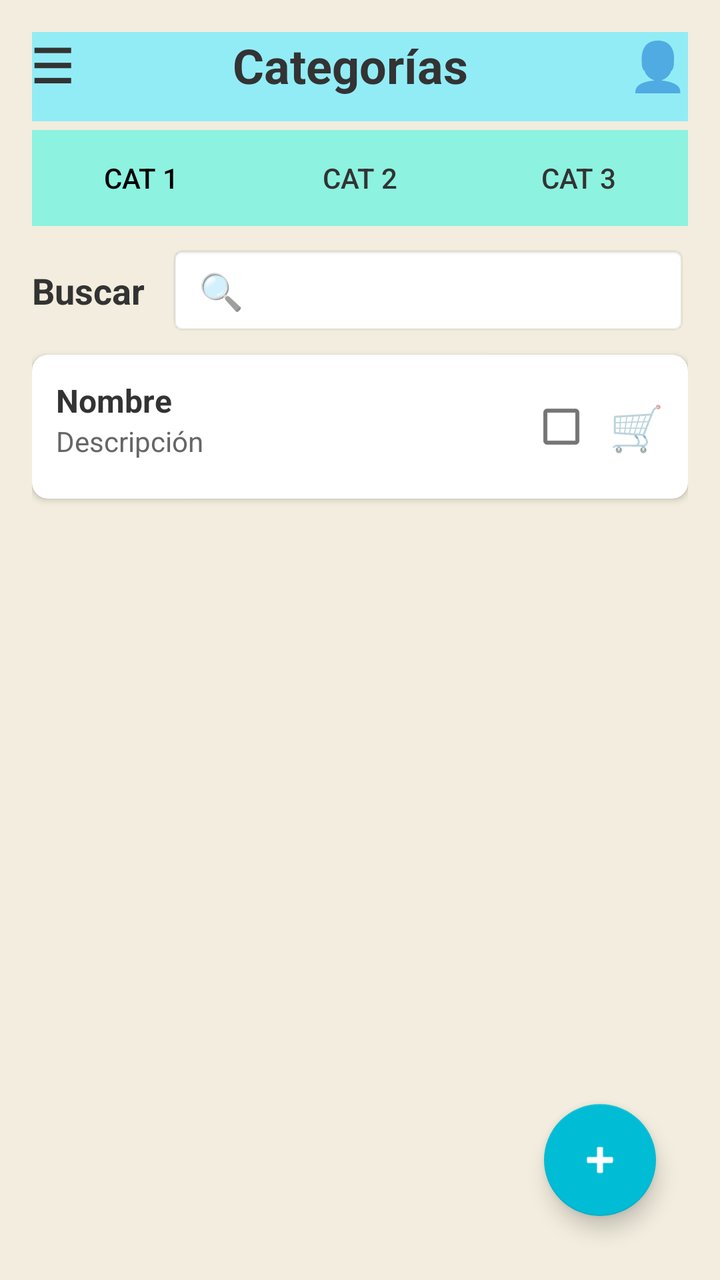
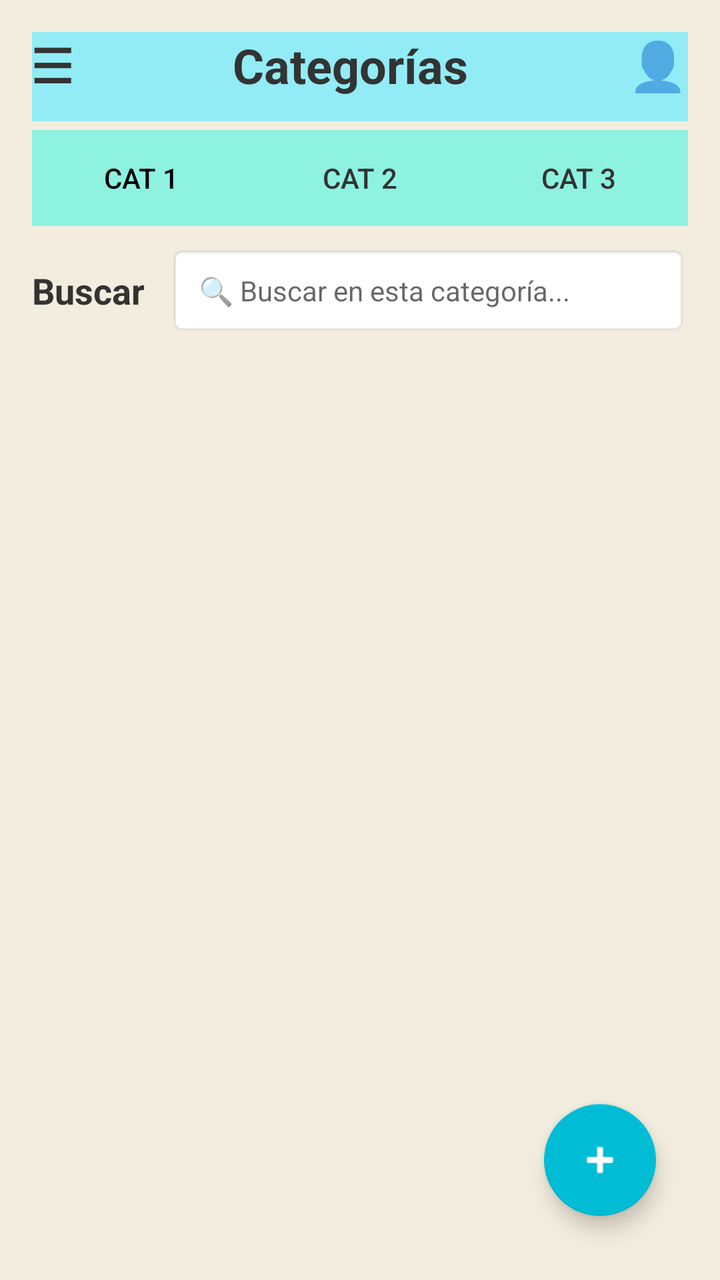

Compare the two renders of this Android layout. The source of the first and the diff that turns it into the second are given below.
<!-- AndroidManifest.xml: application theme Theme.MaterialComponents.DayNight.NoActionBar -->
<!-- res/layout/activity_interfaz_categoria.xml -->
<?xml version="1.0" encoding="utf-8"?>
<androidx.constraintlayout.widget.ConstraintLayout xmlns:android="http://schemas.android.com/apk/res/android"
    xmlns:app="http://schemas.android.com/apk/res-auto"
    android:layout_width="match_parent"
    android:layout_height="match_parent"
    android:padding="16dp"
    android:background="#F2EDDE">

    <View
        android:id="@+id/headerBackground"
        android:layout_width="0dp"
        android:layout_height="0dp"
        android:background="#92ECF6"
        android:layout_marginStart="-16dp"
        android:layout_marginEnd="-16dp"
        android:layout_marginTop="-12dp"
        android:layout_marginBottom="-12dp"
        app:layout_constraintTop_toTopOf="@+id/tvMenu"
        app:layout_constraintBottom_toBottomOf="@+id/tvMenu"
        app:layout_constraintStart_toStartOf="parent"
        app:layout_constraintEnd_toEndOf="parent" />

    <TextView
        android:id="@+id/tvMenu"
        android:layout_width="wrap_content"
        android:layout_height="wrap_content"
        android:text="☰"
        android:textSize="24sp"
        android:textStyle="bold"
        android:textColor="#333333"
        app:layout_constraintStart_toStartOf="parent"
        app:layout_constraintTop_toTopOf="parent" />

    <TextView
        android:id="@+id/tvTitle"
        android:layout_width="wrap_content"
        android:layout_height="wrap_content"
        android:text="Categorías"
        android:textSize="24sp"
        android:textStyle="bold"
        android:textColor="#333333"
        app:layout_constraintBottom_toBottomOf="@+id/tvMenu"
        app:layout_constraintEnd_toStartOf="@+id/tvUser"
        app:layout_constraintStart_toEndOf="@+id/tvMenu"
        app:layout_constraintTop_toTopOf="@+id/tvMenu" />

    <TextView
        android:id="@+id/tvUser"
        android:layout_width="wrap_content"
        android:layout_height="wrap_content"
        android:text="👤"
        android:textSize="24sp"
        app:layout_constraintEnd_toEndOf="parent"
        app:layout_constraintTop_toTopOf="parent" />

    <LinearLayout
        android:background="#8DF2E0"
        android:id="@+id/layoutTabs"
        android:layout_width="match_parent"
        android:layout_height="wrap_content"
        android:layout_marginTop="16dp"
        android:orientation="horizontal"
        app:layout_constraintTop_toBottomOf="@+id/tvMenu">

        
        <Button
            android:id="@+id/btnCat1"
            android:layout_width="0dp"
            android:layout_height="wrap_content"
            android:layout_weight="1"
            android:text="Cat 1"
            android:textColor="#000000"
            android:backgroundTint="#5B73A2"
            style="?android:attr/borderlessButtonStyle"/>

        <Button
            android:id="@+id/btnCat2"
            android:layout_width="0dp"
            android:layout_height="wrap_content"
            android:layout_weight="1"
            android:text="Cat 2"
            android:textColor="#333333"
            android:backgroundTint="#FFFFFF"
            style="?android:attr/borderlessButtonStyle" />

        <Button
            android:id="@+id/btnCat3"
            android:layout_width="0dp"
            android:layout_height="wrap_content"
            android:layout_weight="1"
            android:text="Cat 3"
            android:textColor="#333333"
            android:backgroundTint="#FFFFFF"
            style="?android:attr/borderlessButtonStyle" />
    </LinearLayout>

    <TextView
        android:id="@+id/tvBuscar"
        android:layout_width="wrap_content"
        android:layout_height="wrap_content"
        android:layout_marginTop="20dp"
        android:text="Buscar"
        android:textSize="18sp"
        android:textStyle="bold"
        android:textColor="#333333"
        app:layout_constraintStart_toStartOf="parent"
        app:layout_constraintTop_toBottomOf="@+id/layoutTabs" />

    <EditText
        android:id="@+id/etBuscar"
        android:layout_width="0dp"
        android:layout_height="45dp"
        android:layout_marginStart="12dp"
        android:background="@android:drawable/editbox_background_normal"
        android:hint="🔍"
        android:paddingStart="15dp"
        app:layout_constraintBottom_toBottomOf="@+id/tvBuscar"
        app:layout_constraintEnd_toEndOf="parent"
        app:layout_constraintStart_toEndOf="@+id/tvBuscar"
        app:layout_constraintTop_toTopOf="@+id/tvBuscar" />

    <androidx.cardview.widget.CardView
        android:id="@+id/cardItem"
        android:layout_width="match_parent"
        android:layout_height="wrap_content"
        android:layout_marginTop="20dp"
        app:cardBackgroundColor="#FFFFFF"
        app:cardCornerRadius="8dp"
        app:cardElevation="2dp"
        app:layout_constraintTop_toBottomOf="@+id/tvBuscar">

        <androidx.constraintlayout.widget.ConstraintLayout
            android:layout_width="match_parent"
            android:layout_height="wrap_content"
            android:padding="12dp">

            <TextView
                android:id="@+id/tvNombre"
                android:layout_width="wrap_content"
                android:layout_height="wrap_content"
                android:text="Nombre"
                android:textSize="16sp"
                android:textStyle="bold"
                android:textColor="#333333"
                app:layout_constraintStart_toStartOf="parent"
                app:layout_constraintTop_toTopOf="parent" />

            <TextView
                android:id="@+id/tvDescripcion"
                android:layout_width="wrap_content"
                android:layout_height="wrap_content"
                android:text="Descripción"
                android:textSize="14sp"
                android:textColor="#666666"
                app:layout_constraintStart_toStartOf="parent"
                app:layout_constraintTop_toBottomOf="@+id/tvNombre" />

            <CheckBox
                android:id="@+id/checkBox"
                android:layout_width="wrap_content"
                android:layout_height="wrap_content"
                app:layout_constraintEnd_toStartOf="@+id/tvCart"
                app:layout_constraintTop_toTopOf="parent"
                app:layout_constraintBottom_toBottomOf="parent" />

            <TextView
                android:id="@+id/tvCart"
                android:layout_width="wrap_content"
                android:layout_height="wrap_content"
                android:layout_marginStart="8dp"
                android:text="🛒"
                android:textSize="22sp"
                app:layout_constraintBottom_toBottomOf="parent"
                app:layout_constraintEnd_toEndOf="parent"
                app:layout_constraintTop_toTopOf="parent" />
        </androidx.constraintlayout.widget.ConstraintLayout>
    </androidx.cardview.widget.CardView>

    <com.google.android.material.floatingactionbutton.FloatingActionButton
        android:id="@+id/fabAdd"
        android:layout_width="wrap_content"
        android:layout_height="wrap_content"
        android:layout_margin="16dp"
        app:backgroundTint="#00BCD4"
        app:tint="#FFFFFF"
        app:srcCompat="@android:drawable/ic_input_add"
        android:contentDescription="Agregar"
        app:layout_constraintBottom_toBottomOf="parent"
        app:layout_constraintEnd_toEndOf="parent" />

</androidx.constraintlayout.widget.ConstraintLayout>
<!-- resources referenced by this layout -->
<resources>

</resources>

<!-- the commit's change to res/layout/activity_interfaz_categoria.xml (unified diff, before → after) -->
@@ -1,6 +1,7 @@
 <?xml version="1.0" encoding="utf-8"?>
 <androidx.constraintlayout.widget.ConstraintLayout xmlns:android="http://schemas.android.com/apk/res/android"
     xmlns:app="http://schemas.android.com/apk/res-auto"
+    xmlns:tools="http://schemas.android.com/tools"
     android:layout_width="match_parent"
     android:layout_height="match_parent"
     android:padding="16dp"
@@ -54,44 +55,43 @@
         app:layout_constraintTop_toTopOf="parent" />
 
     <LinearLayout
-        android:background="#8DF2E0"
         android:id="@+id/layoutTabs"
         android:layout_width="match_parent"
         android:layout_height="wrap_content"
         android:layout_marginTop="16dp"
+        android:background="#8DF2E0"
         android:orientation="horizontal"
         app:layout_constraintTop_toBottomOf="@+id/tvMenu">
 
-        
         <Button
             android:id="@+id/btnCat1"
+            style="?android:attr/borderlessButtonStyle"
             android:layout_width="0dp"
             android:layout_height="wrap_content"
             android:layout_weight="1"
+            android:backgroundTint="#5B73A2"
             android:text="Cat 1"
-            android:textColor="#000000"
-            android:backgroundTint="#5B73A2"
-            style="?android:attr/borderlessButtonStyle"/>
+            android:textColor="#000000" />
 
         <Button
             android:id="@+id/btnCat2"
+            style="?android:attr/borderlessButtonStyle"
             android:layout_width="0dp"
             android:layout_height="wrap_content"
             android:layout_weight="1"
+            android:backgroundTint="#FFFFFF"
             android:text="Cat 2"
-            android:textColor="#333333"
-            android:backgroundTint="#FFFFFF"
-            style="?android:attr/borderlessButtonStyle" />
+            android:textColor="#333333" />
 
         <Button
             android:id="@+id/btnCat3"
+            style="?android:attr/borderlessButtonStyle"
             android:layout_width="0dp"
             android:layout_height="wrap_content"
             android:layout_weight="1"
+            android:backgroundTint="#FFFFFF"
             android:text="Cat 3"
-            android:textColor="#333333"
-            android:backgroundTint="#FFFFFF"
-            style="?android:attr/borderlessButtonStyle" />
+            android:textColor="#333333" />
     </LinearLayout>
 
     <TextView
@@ -100,9 +100,9 @@
         android:layout_height="wrap_content"
         android:layout_marginTop="20dp"
         android:text="Buscar"
+        android:textColor="#333333"
         android:textSize="18sp"
         android:textStyle="bold"
-        android:textColor="#333333"
         app:layout_constraintStart_toStartOf="parent"
         app:layout_constraintTop_toBottomOf="@+id/layoutTabs" />
 
@@ -112,80 +112,132 @@
         android:layout_height="45dp"
         android:layout_marginStart="12dp"
         android:background="@android:drawable/editbox_background_normal"
-        android:hint="🔍"
+        android:hint="🔍 Buscar en esta categoría..."
         android:paddingStart="15dp"
+        android:textSize="14sp"
         app:layout_constraintBottom_toBottomOf="@+id/tvBuscar"
         app:layout_constraintEnd_toEndOf="parent"
         app:layout_constraintStart_toEndOf="@+id/tvBuscar"
         app:layout_constraintTop_toTopOf="@+id/tvBuscar" />
 
-    <androidx.cardview.widget.CardView
-        android:id="@+id/cardItem"
+    
+    <androidx.recyclerview.widget.RecyclerView
+        android:id="@+id/rvTareasCategoria"
         android:layout_width="match_parent"
-        android:layout_height="wrap_content"
-        android:layout_marginTop="20dp"
-        app:cardBackgroundColor="#FFFFFF"
-        app:cardCornerRadius="8dp"
-        app:cardElevation="2dp"
-        app:layout_constraintTop_toBottomOf="@+id/tvBuscar">
-
-        <androidx.constraintlayout.widget.ConstraintLayout
+        android:layout_height="0dp"
+        android:layout_marginTop="16dp"
+        app:layout_constraintBottom_toBottomOf="parent"
+        app:layout_constraintTop_toBottomOf="@+id/tvBuscar"
+        tools:listitem="@layout/item_tarea" />
+
+    <com.google.android.material.floatingactionbutton.FloatingActionButton
+        android:id="@+id/fabAdd"
+        android:layout_width="wrap_content"
+        android:layout_height="wrap_content"
+        android:layout_margin="16dp"
+        android:contentDescription="Agregar"
+        app:backgroundTint="#00BCD4"
+        app:srcCompat="@android:drawable/ic_input_add"
+        app:tint="#FFFFFF"
+        app:layout_constraintBottom_toBottomOf="parent"
+        app:layout_constraintEnd_toEndOf="parent" />
+
+</androidx.constraintlayout.widget.ConstraintLayout>
+<!-- res/layout/item_tarea.xml (included above) -->
+<?xml version="1.0" encoding="utf-8"?>
+<androidx.cardview.widget.CardView xmlns:android="http://schemas.android.com/apk/res/android"
+    xmlns:app="http://schemas.android.com/apk/res-auto"
+    android:layout_width="match_parent"
+    android:layout_height="wrap_content"
+    android:layout_marginHorizontal="12dp"
+    android:layout_marginVertical="6dp"
+    app:cardBackgroundColor="#FFFFFF"
+    app:cardCornerRadius="12dp"
+    app:cardElevation="2dp">
+
+    <LinearLayout
+        android:layout_width="match_parent"
+        android:layout_height="wrap_content"
+        android:orientation="horizontal">
+
+        
+        <View
+            android:id="@+id/viewColorCategoria"
+            android:layout_width="6dp"
+            android:layout_height="match_parent"
+            android:background="#4A90E2" />
+
+        <LinearLayout
             android:layout_width="match_parent"
             android:layout_height="wrap_content"
-            android:padding="12dp">
-
-            <TextView
-                android:id="@+id/tvNombre"
+            android:orientation="horizontal"
+            android:padding="12dp"
+            android:gravity="center_vertical">
+
+            
+            <CheckBox
+                android:id="@+id/cbCompletada"
                 android:layout_width="wrap_content"
                 android:layout_height="wrap_content"
-                android:text="Nombre"
-                android:textSize="16sp"
-                android:textStyle="bold"
-                android:textColor="#333333"
-                app:layout_constraintStart_toStartOf="parent"
-                app:layout_constraintTop_toTopOf="parent" />
-
-            <TextView
-                android:id="@+id/tvDescripcion"
-                android:layout_width="wrap_content"
+                android:buttonTint="#4A90E2" />
+
+            <LinearLayout
+                android:layout_width="0dp"
                 android:layout_height="wrap_content"
-                android:text="Descripción"
-                android:textSize="14sp"
-                android:textColor="#666666"
-                app:layout_constraintStart_toStartOf="parent"
-                app:layout_constraintTop_toBottomOf="@+id/tvNombre" />
-
-            <CheckBox
-                android:id="@+id/checkBox"
-                android:layout_width="wrap_content"
-                android:layout_height="wrap_content"
-                app:layout_constraintEnd_toStartOf="@+id/tvCart"
-                app:layout_constraintTop_toTopOf="parent"
-                app:layout_constraintBottom_toBottomOf="parent" />
-
-            <TextView
-                android:id="@+id/tvCart"
-                android:layout_width="wrap_content"
-                android:layout_height="wrap_content"
-                android:layout_marginStart="8dp"
-                android:text="🛒"
-                android:textSize="22sp"
-                app:layout_constraintBottom_toBottomOf="parent"
-                app:layout_constraintEnd_toEndOf="parent"
-                app:layout_constraintTop_toTopOf="parent" />
-        </androidx.constraintlayout.widget.ConstraintLayout>
-    </androidx.cardview.widget.CardView>
-
-    <com.google.android.material.floatingactionbutton.FloatingActionButton
-        android:id="@+id/fabAdd"
-        android:layout_width="wrap_content"
-        android:layout_height="wrap_content"
-        android:layout_margin="16dp"
-        app:backgroundTint="#00BCD4"
-        app:tint="#FFFFFF"
-        app:srcCompat="@android:drawable/ic_input_add"
-        android:contentDescription="Agregar"
-        app:layout_constraintBottom_toBottomOf="parent"
-        app:layout_constraintEnd_toEndOf="parent" />
-
-</androidx.constraintlayout.widget.ConstraintLayout>
+                android:layout_weight="1"
+                android:orientation="vertical"
+                android:layout_marginStart="8dp">
+
+                
+                <TextView
+                    android:id="@+id/tvCategoriaTarea"
+                    android:layout_width="wrap_content"
+                    android:layout_height="wrap_content"
+                    android:text="TRABAJO"
+                    android:textColor="#4A90E2"
+                    android:textSize="10sp"
+                    android:textStyle="bold"
+                    android:letterSpacing="0.05" />
+
+                <TextView
+                    android:id="@+id/tvTituloTarea"
+                    android:layout_width="wrap_content"
+                    android:layout_height="wrap_content"
+                    android:text="Título de la tarea"
+                    android:textColor="#333333"
+                    android:textSize="16sp"
+                    android:textStyle="bold"
+                    android:layout_marginTop="2dp" />
+
+                <TextView
+                    android:id="@+id/tvDescripcionTarea"
+                    android:layout_width="wrap_content"
+                    android:layout_height="wrap_content"
+                    android:text="Descripción de la tarea"
+                    android:textColor="#666666"
+                    android:textSize="13sp"
+                    android:layout_marginTop="2dp" />
+
+                
+                <TextView
+                    android:id="@+id/tvFechaTarea"
+                    android:layout_width="wrap_content"
+                    android:layout_height="wrap_content"
+                    android:text="📅 2026-03-25"
+                    android:textColor="#888888"
+                    android:textSize="12sp"
+                    android:layout_marginTop="6dp" />
+            </LinearLayout>
+
+            
+            <ImageButton
+                android:id="@+id/btnEliminarTarea"
+                android:layout_width="36dp"
+                android:layout_height="36dp"
+                android:background="?attr/selectableItemBackgroundBorderless"
+                android:src="@android:drawable/ic_menu_delete"
+                app:tint="#F48FB1"
+                android:contentDescription="Enviar a papelera" />
+        </LinearLayout>
+    </LinearLayout>
+</androidx.cardview.widget.CardView>
